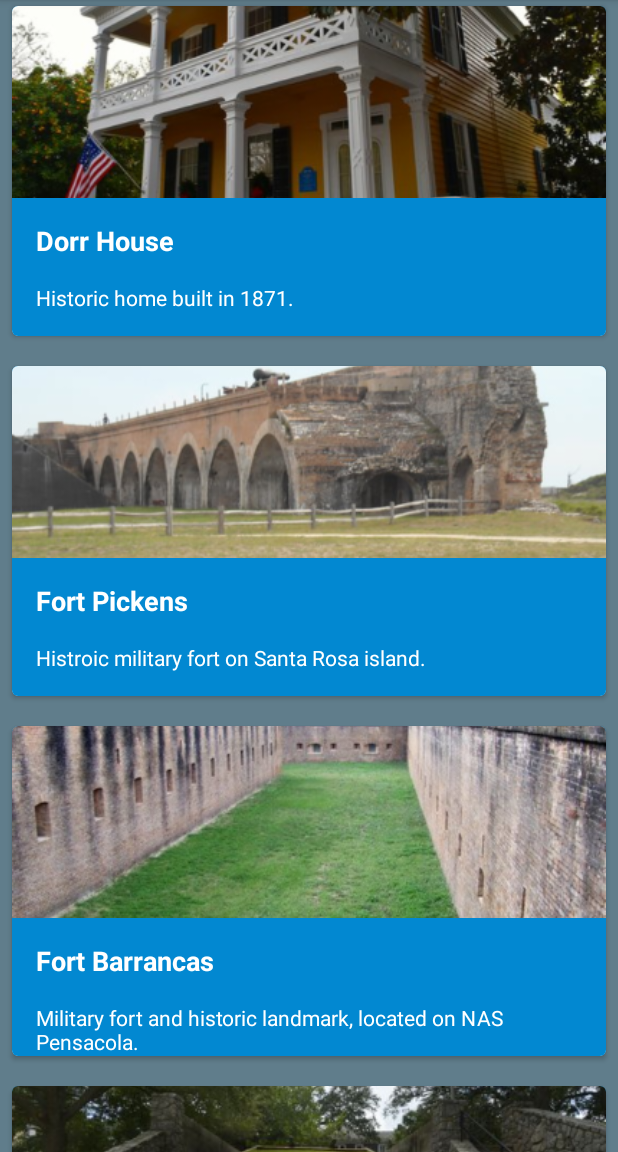
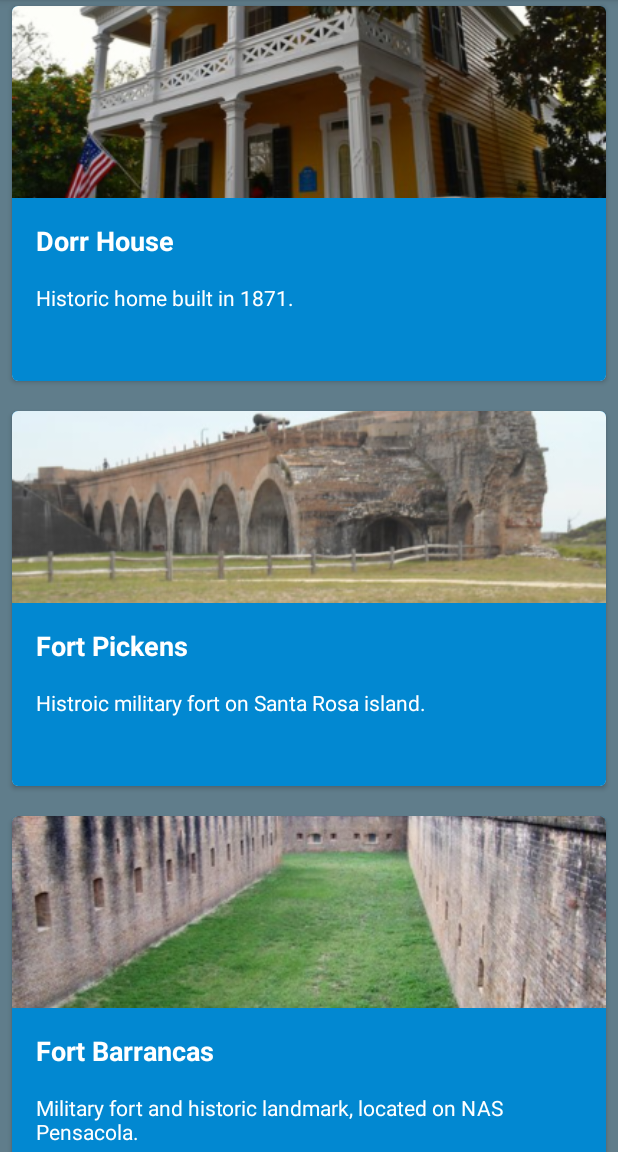
Before and after one commit to Techandmusic/Tour-Guide-App, an Android app: the fragment historicalFragment shown on its own in the app's theme, on a phone screen of 412 x 824 dp, the part 84-1236 px from its top. Run offline under Robolectric (Android 15) with nearby library versions, the phone set to English and light mode, and no system bars.

Commit message:
Updated TODO list and adjusted card height to allow sufficient room for text

```diff
--- a/app/src/main/res/values/dimens.xml
+++ b/app/src/main/res/values/dimens.xml
@@ -5,7 +5,7 @@
     <dimen name="medium_margin">16dp</dimen>
     <dimen name="small_margin">8dp</dimen>
     <dimen name="buffer_margin">12dp</dimen>
-    <dimen name="card_edges">220dp</dimen>
+    <dimen name="card_edges">250dp</dimen>
     <dimen name="corners">4dp</dimen>
     <dimen name="name_text">18sp</dimen>
     <dimen name="text_margin">16dp</dimen>
```
Also changed, not shown: app/src/main/java/com/example/android/tourguidepensacola/MainActivity.java (+7 -6 lines).
